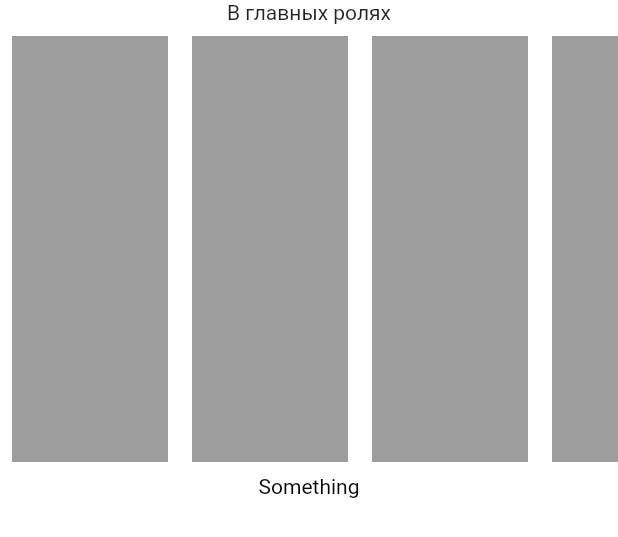
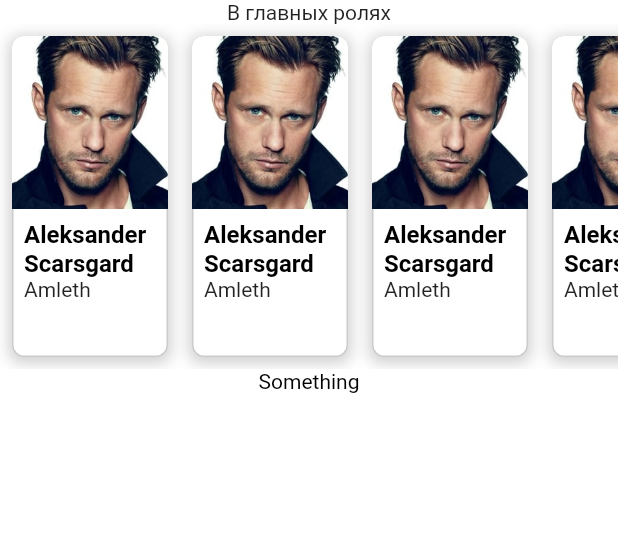
Before and after one commit to MikhailGaraninov/themoviedb, a Flutter app: the MovieDetailsMainScreenCastWidget widget shown alone on an empty page, opened directly, on a phone screen of 412 x 824 dp. Shown: the top 537 px of the screen. Run offline on Flutter 3.47's test engine with Material 2 defaults, Android fonts, the phone set to English and light mode, and no system bars.

Commit message:
add горизонтальный actor listview

```diff
--- a/lib/resources/app_images.dart
+++ b/lib/resources/app_images.dart
@@ -4,4 +4,5 @@ class AppImages {
  static const String moviePlaceholder = 'images/first.jpg';
  static const String varyagBig = 'images/varyag_big.jpeg';
  static const String varyagSmall = 'images/varyag_up.jpeg';
+  static const String scarsgard = 'images/scarsgard.jpeg';
 }
--- a/lib/widgets/movie_details/movie_details_main_screen_cast.dart
+++ b/lib/widgets/movie_details/movie_details_main_screen_cast.dart
@@ -1,10 +1,16 @@
 import 'package:flutter/material.dart';
+import 'package:themoviedb/resources/app_images.dart';
 
 class MovieDetailsMainScreenCastWidget extends StatelessWidget {
   const MovieDetailsMainScreenCastWidget({Key? key}) : super(key: key);
 
   @override
   Widget build(BuildContext context) {
+    final familyTextStyle = TextStyle(
+        color: Colors.black,
+        fontSize: 16,
+        fontWeight: FontWeight.w600);
+
     return ColoredBox(
       color: Colors.white,
       child: Column(
@@ -12,21 +18,64 @@ class MovieDetailsMainScreenCastWidget extends StatelessWidget {
         children: [
           Text("В главных ролях"),
           SizedBox(
-            height: 300,
-            child: ListView.builder(
+            height: 230,
+            child: Scrollbar(
+              child: ListView.builder(
                 itemCount: 20,
                 itemExtent: 120,
                 scrollDirection: Axis.horizontal,
                 itemBuilder: (BuildContext context, int index) {
                   return Padding(
                     padding: const EdgeInsets.all(8),
-                    child: Container(color: Colors.grey,),
+                    child: DecoratedBox(
+                      decoration: BoxDecoration(
+                        color: Colors.white,
+                        border:
+                            Border.all(color: Colors.black.withOpacity(0.2)),
+                        borderRadius: BorderRadius.circular(8),
+                        boxShadow: [
+                          BoxShadow(
+                            color: Colors.grey.withOpacity(0.5),
+                            spreadRadius: 2,
+                            blurRadius: 8,
+                            offset: Offset(0, 2), // changes position of shadow
+                          ),
+                        ],
+                      ),
+                      child: ClipRRect(
+                          borderRadius: BorderRadius.circular(
+                              8), //adding a circular border with image
+                          child: Column(
+                            crossAxisAlignment: CrossAxisAlignment.start,
+                            children: [
+                              Image(image: AssetImage(AppImages.scarsgard)),
+                              Padding(
+                                padding: EdgeInsets.all(8),
+                                child: Column(
+                                  crossAxisAlignment: CrossAxisAlignment.start,
+                                  children: [
+                                    Text(
+                                      "Aleksander Scarsgard",
+                                      style: familyTextStyle,
+                                      maxLines: 2,
+                                      overflow: TextOverflow.ellipsis
+                                    ),
+                                    Text("Amleth"),
+                                  ],
+                                ),
+                              ),
+                            ],
+                          )),
+                    ),
                   );
                 },
+              ),
             ),
           ),
-          Text("Something",
-            style: TextStyle(color: Colors.black),),
+          Text(
+            "Something",
+            style: TextStyle(color: Colors.black),
+          ),
         ],
       ),
     );
```
Also changed, not shown: images/scarsgard.jpeg (added).
